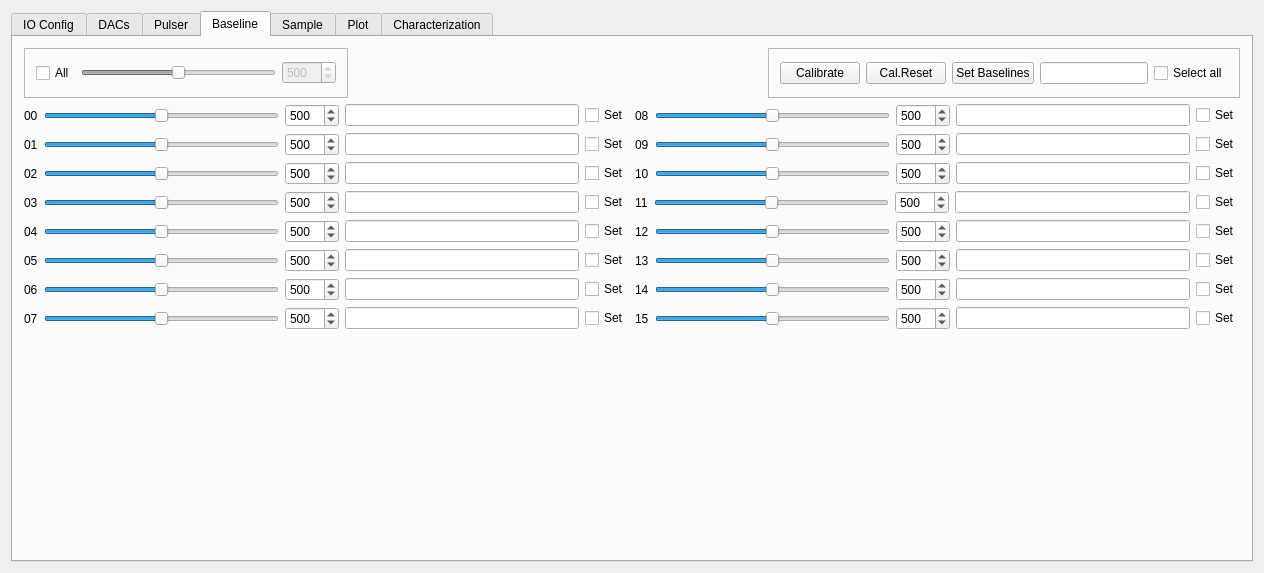
The window that mbspex/gui/qt/apfel/ApfelWidget.ui (gsi-ee/drivers) describes before a commit, drawn with Qt 5.
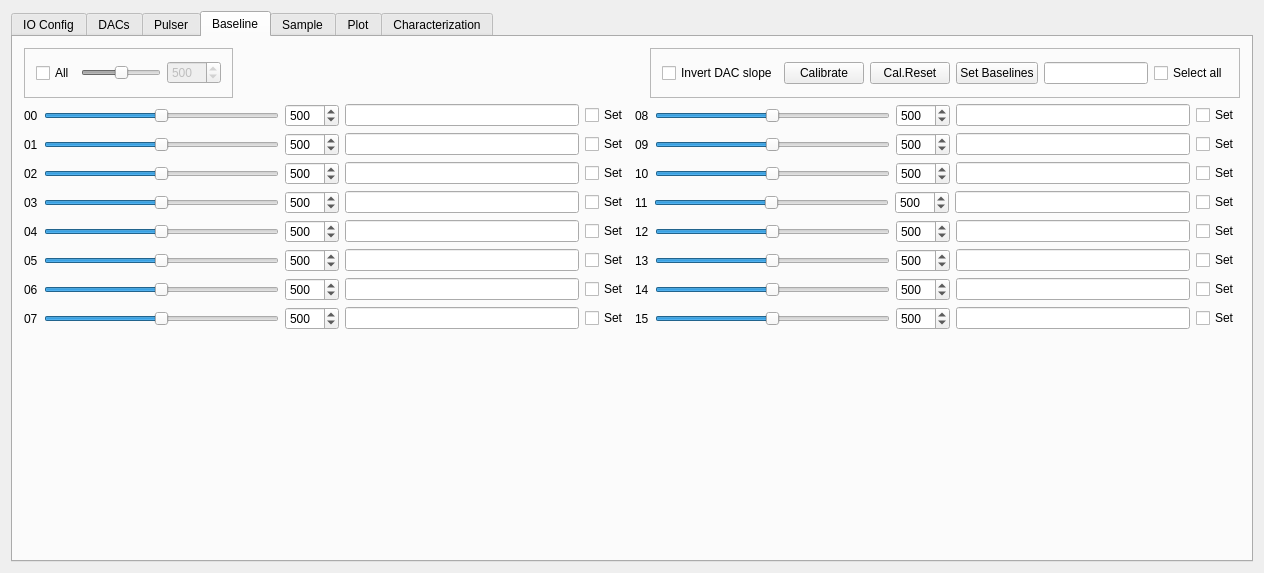
The same window after the commit. The open tabs and pages were chosen to show the change. Custom widgets are drawn as their Qt base class.

Commit message: mbspex guis: some small improvements for poland (rounding, widget enabling) adjust apfel gui for new test boards (still under construction) framework widget with larger default size Define plastique style as default for all guis

What changed in the file:
```diff
--- a/mbspex/gui/qt/apfel/ApfelWidget.ui
+++ b/mbspex/gui/qt/apfel/ApfelWidget.ui
@@ -3938,10 +3938,10 @@
       <attribute name="title">
        <string>Baseline</string>
       </attribute>
-      <layout class="QGridLayout" name="gridLayout_76">
+      <layout class="QGridLayout" name="gridLayout">
        <item row="0" column="0">
-        <layout class="QGridLayout" name="gridLayout">
-         <item row="0" column="0">
+        <layout class="QHBoxLayout" name="horizontalLayout_3">
+         <item>
           <widget class="QFrame" name="DAC_all_frame">
            <property name="sizePolicy">
             <sizepolicy hsizetype="Preferred" vsizetype="Minimum">
@@ -4022,7 +4022,7 @@
            </layout>
           </widget>
          </item>
-         <item row="0" column="1">
+         <item>
           <spacer name="horizontalSpacer_3">
            <property name="orientation">
             <enum>Qt::Horizontal</enum>
@@ -4035,7 +4035,7 @@
            </property>
           </spacer>
          </item>
-         <item row="0" column="2">
+         <item>
           <widget class="QFrame" name="AutoAdjust_frame">
            <property name="sizePolicy">
             <sizepolicy hsizetype="Preferred" vsizetype="Minimum">
@@ -4061,7 +4061,17 @@
            <property name="frameShadow">
             <enum>QFrame::Raised</enum>
            </property>
-           <layout class="QHBoxLayout" name="horizontalLayout_4">
+           <layout class="QHBoxLayout" name="horizontalLayout">
+            <item>
+             <widget class="QCheckBox" name="Baseline_Box_invert">
+              <property name="toolTip">
+               <string>&lt;html&gt;&lt;head/&gt;&lt;body&gt;&lt;p&gt;If checked the slope of baseline DACs is inverted.&lt;/p&gt;&lt;/body&gt;&lt;/html&gt;</string>
+              </property>
+              <property name="text">
+               <string>Invert DAC slope</string>
+              </property>
+             </widget>
+            </item>
             <item>
              <widget class="QPushButton" name="CalibrateADCButton">
               <property name="toolTip">
```
The commit also changes 16 other files.
